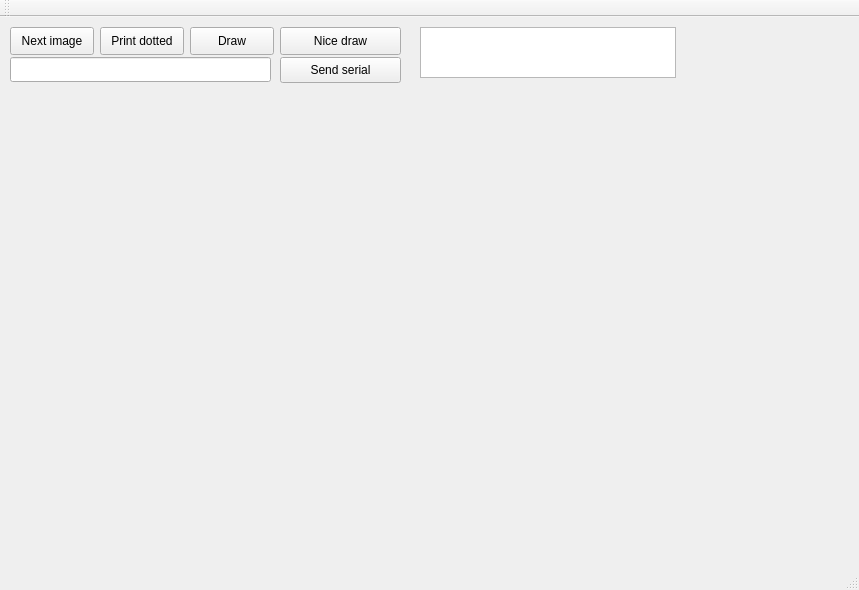
radekp/alfi, file gui/mainwindow.ui: the form before one commit.
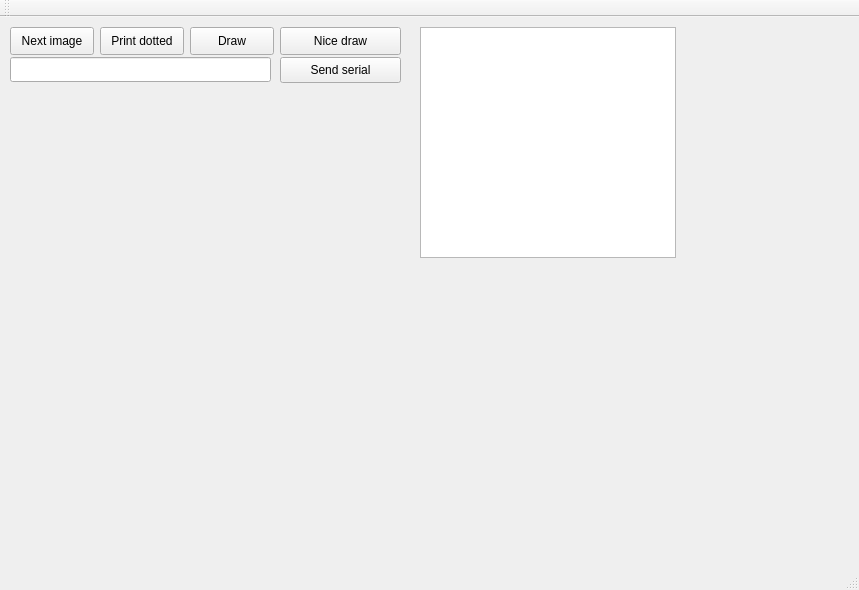
The form after the commit.

Diff of the .ui file:
```diff
--- a/gui/mainwindow.ui
+++ b/gui/mainwindow.ui
@@ -85,7 +85,7 @@
       <x>420</x>
       <y>10</y>
       <width>256</width>
-      <height>51</height>
+      <height>231</height>
      </rect>
     </property>
    </widget>
```
